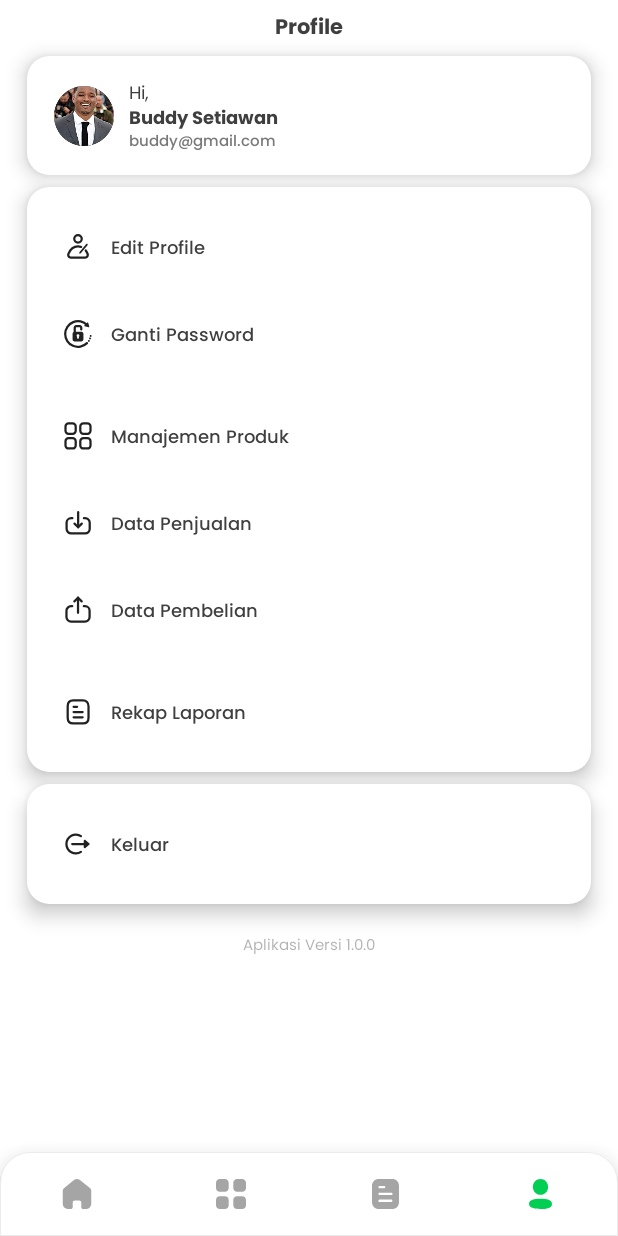
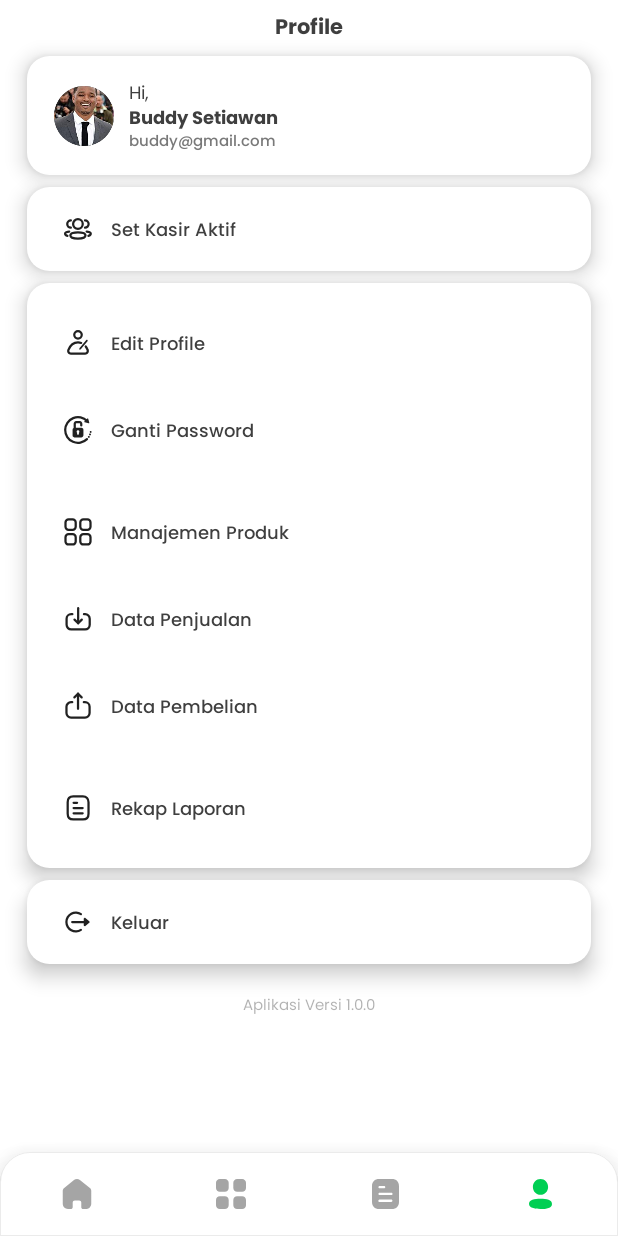
Before and after one commit to ferdiallen/POS-App, an Android app built with Jetpack Compose: the Profile screen opened through its navigation route, on a phone screen of 412 x 824 dp. Run offline under Robolectric (Android 15) with nearby library versions, the phone set to English and light mode, and no system bars; our stand-ins replace Dagger/Hilt's generated code, accompanist; libraries missing offline, so code that uses them is left out: com.dantsu.escposprinter; Roboto replaces fonts that are not available here.

Commit message:
Feat(view): Profile & Ganti Password

```diff
--- a/app/src/main/java/com/example/posapp/utils/RouteApp.kt
+++ b/app/src/main/java/com/example/posapp/utils/RouteApp.kt
@@ -1,6 +1,9 @@
 package com.example.posapp.utils
 
 sealed class RouteApp(val route:String) {
+    object SetAktif:RouteApp("set_aktif")
+    object EditProfile:RouteApp("editt_profile")
+    object GantiPassword:RouteApp("ganti_password")
     object AddFormMenu:RouteApp("add_form_menu")
     object AddMenu:RouteApp("add_menu")
     object InputPembelian:RouteApp("input_pembelian")
--- a/app/src/main/java/com/example/posapp/view/navigation/NavigationAdapter.kt
+++ b/app/src/main/java/com/example/posapp/view/navigation/NavigationAdapter.kt
@@ -13,8 +13,11 @@ import com.example.posapp.view.data_pembelian.DataPembelianView
 import com.example.posapp.view.data_penjualan.DataPenjualan
 import com.example.posapp.view.detail_order.DetailOrderView
 import com.example.posapp.view.detail_produk.DetailProdukView
+import com.example.posapp.view.edit_profile.EditProfileView
+import com.example.posapp.view.ganti_password.GantiPassword
 import com.example.posapp.view.home.HomeView
 import com.example.posapp.view.input_pembelian.InputPembelian
+import com.example.posapp.view.kasir.KasirView
 import com.example.posapp.view.login.LoginView
 import com.example.posapp.view.manage_produk.ManageProdukView
 import com.example.posapp.view.menu.MenuView
@@ -116,5 +119,22 @@ fun NavigationAdapter(navController: NavHostController,
             showBottomBar.value = false
             ManageProdukView(navController = navController)
         }
+
+        composable(RouteApp.GantiPassword.route) {
+            cart.value = 0
+            showBottomBar.value = false
+            GantiPassword(navController = navController)
+        }
+        composable(RouteApp.EditProfile.route) {
+            cart.value = 0
+            showBottomBar.value = false
+            EditProfileView(navController = navController)
+        }
+
+        composable(RouteApp.SetAktif.route) {
+            cart.value = 0
+            showBottomBar.value = false
+            KasirView(navController = navController)
+        }
     }
 }
--- a/app/src/main/java/com/example/posapp/view/profile/Profile.kt
+++ b/app/src/main/java/com/example/posapp/view/profile/Profile.kt
@@ -95,9 +95,44 @@ fun Profile (
                 ) {
                     Column(
                         Modifier
+                            .padding(top = 4.dp, bottom = 4.dp, start = 18.dp, end = 16.dp)
+                    ) {
+                        Surface(onClick = {
+                                          navController.navigate(RouteApp.SetAktif.route)
+                        },
+                            color = Color.Transparent,
+                            shape = RoundedCornerShape(8.dp)
+                        ) {
+                            Row(
+                                verticalAlignment = Alignment.CenterVertically,
+                                modifier = Modifier
+                                    .padding(6.dp)
+                            ) {
+                                Icon(painter = painterResource(id = R.drawable.set_aktif),
+                                    contentDescription = null )
+                                Spacer(modifier = Modifier.width(12.dp))
+                                Text(text = "Set Kasir Aktif",
+                                    style = MaterialTheme.typography.body2,
+                                    fontSize = 12.sp,
+                                    color = MaterialTheme.colors.surface)
+                            }
+                        }
+                    }
+                }
+                Spacer(modifier = Modifier.height(8.dp))
+                Surface(Modifier
+                    .fillMaxWidth(),
+                    shape = RoundedCornerShape(15.dp),
+                    elevation = 8.dp,
+                    color = MaterialTheme.colors.background
+                ) {
+                    Column(
+                        Modifier
                             .padding(top = 16.dp, bottom = 16.dp, start = 18.dp, end = 16.dp)
                     ) {
-                        Surface(onClick = {  },
+                        Surface(onClick = {
+                                          navController.navigate(RouteApp.EditProfile.route)
+                        },
                             color = Color.Transparent,
                             shape = RoundedCornerShape(8.dp),
                             modifier = Modifier
@@ -118,7 +153,9 @@ fun Profile (
                             }
                         }
                         Spacer(modifier = Modifier.height(10.dp))
-                        Surface(onClick = {  },
+                        Surface(onClick = {
+                                          navController.navigate(RouteApp.GantiPassword.route)
+                        },
                             color = Color.Transparent,
                             shape = RoundedCornerShape(8.dp),
                             modifier = Modifier
@@ -240,7 +277,7 @@ fun Profile (
                 ) {
                     Column(
                         Modifier
-                            .padding(top = 16.dp, bottom = 16.dp, start = 18.dp, end = 16.dp)
+                            .padding(top = 4.dp, bottom = 4.dp, start = 18.dp, end = 16.dp)
                     ) {
                         Surface(onClick = {  },
                             color = Color.Transparent,
--- /dev/null
+++ b/app/src/main/res/drawable/set_aktif.xml
@@ -0,0 +1,50 @@
+<vector xmlns:android="http://schemas.android.com/apk/res/android"
+    android:width="20dp"
+    android:height="20dp"
+    android:viewportWidth="20"
+    android:viewportHeight="20">
+  <path
+      android:pathData="M14.662,9.11C15.997,9.11 17.081,8.027 17.081,6.692C17.081,5.357 15.997,4.274 14.662,4.274"
+      android:strokeLineJoin="round"
+      android:strokeWidth="1.5"
+      android:fillColor="#00000000"
+      android:strokeColor="#3F3F3F"
+      android:strokeLineCap="round"/>
+  <path
+      android:pathData="M15.774,11.737C16.173,11.765 16.57,11.821 16.96,11.909C17.502,12.015 18.155,12.238 18.387,12.724C18.535,13.036 18.535,13.399 18.387,13.711C18.156,14.198 17.502,14.419 16.96,14.531"
+      android:strokeLineJoin="round"
+      android:strokeWidth="1.5"
+      android:fillColor="#00000000"
+      android:strokeColor="#3F3F3F"
+      android:strokeLineCap="round"/>
+  <path
+      android:pathData="M5.242,9.11C3.906,9.11 2.823,8.027 2.823,6.692C2.823,5.357 3.906,4.274 5.242,4.274"
+      android:strokeLineJoin="round"
+      android:strokeWidth="1.5"
+      android:fillColor="#00000000"
+      android:strokeColor="#3F3F3F"
+      android:strokeLineCap="round"/>
+  <path
+      android:pathData="M4.13,11.737C3.731,11.765 3.335,11.821 2.944,11.909C2.402,12.015 1.749,12.238 1.518,12.724C1.369,13.036 1.369,13.399 1.518,13.711C1.749,14.198 2.402,14.419 2.944,14.531"
+      android:strokeLineJoin="round"
+      android:strokeWidth="1.5"
+      android:fillColor="#00000000"
+      android:strokeColor="#3F3F3F"
+      android:strokeLineCap="round"/>
+  <path
+      android:pathData="M9.948,12.258C12.654,12.258 14.965,12.667 14.965,14.306C14.965,15.944 12.669,16.368 9.948,16.368C7.241,16.368 4.931,15.959 4.931,14.32C4.931,12.682 7.227,12.258 9.948,12.258Z"
+      android:strokeLineJoin="round"
+      android:strokeWidth="1.5"
+      android:fillColor="#00000000"
+      android:fillType="evenOdd"
+      android:strokeColor="#3F3F3F"
+      android:strokeLineCap="round"/>
+  <path
+      android:pathData="M9.948,9.92C8.163,9.92 6.732,8.49 6.732,6.704C6.732,4.92 8.163,3.489 9.948,3.489C11.732,3.489 13.163,4.92 13.163,6.704C13.163,8.49 11.732,9.92 9.948,9.92Z"
+      android:strokeLineJoin="round"
+      android:strokeWidth="1.5"
+      android:fillColor="#00000000"
+      android:fillType="evenOdd"
+      android:strokeColor="#3F3F3F"
+      android:strokeLineCap="round"/>
+</vector>
```
Also changed, not shown: app/src/main/java/com/example/posapp/view/edit_profile/EditProfile.kt (added, +96 -0 lines), app/src/main/java/com/example/posapp/view/ganti_password/GantiPassword.kt (added, +185 -0 lines), app/src/main/java/com/example/posapp/view/kasir/KasirView.kt (added, +91 -0 lines), app/src/main/java/com/example/posapp/widgets/edit_profile/EditProfile.kt (added, +40 -0 lines), app/src/main/java/com/example/posapp/widgets/general/ElevationTextField.kt (+8 -1 lines), app/src/main/java/com/example/posapp/widgets/general/FormTelephone.kt (added, +64 -0 lines), app/src/main/java/com/example/posapp/widgets/manager_produk/PickPhotoByGalery.kt (+73 -0 lines).
